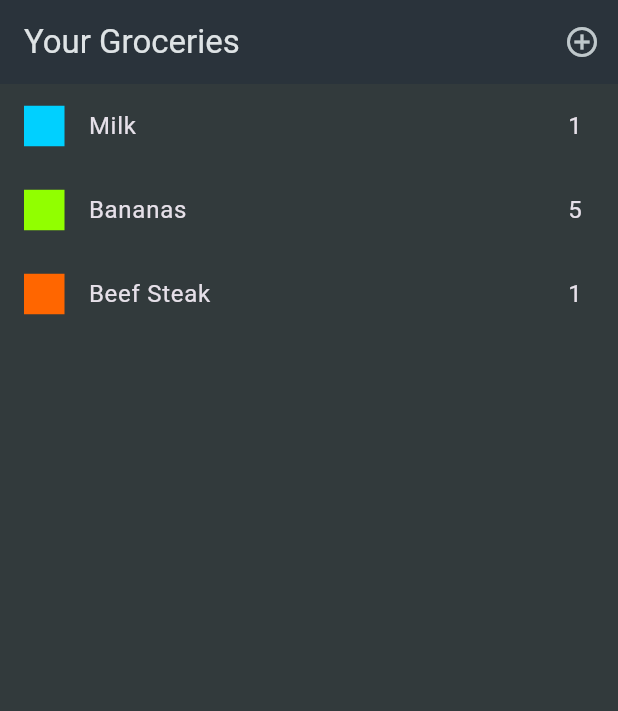
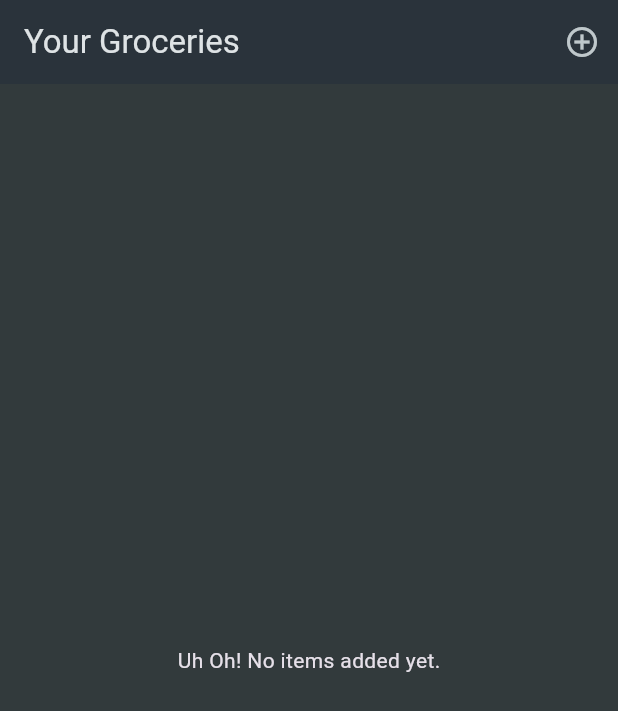
Before and after one commit to Riddhi887/Shopping_List, a Flutter app: the screen it shows after launch, on a phone screen of 412 x 824 dp. Shown: the top 711 px of the screen. Run offline on Flutter 3.47's test engine with Material 3 defaults, Android fonts, the phone set to English and light mode, and no system bars.

Commit message:
Extracting form data, saving the data , started with backend

```diff
--- a/lib/data/dummy_items.dart
+++ /dev/null
@@ -1,24 +0,0 @@
-import 'package:shopping_list/models/grocery_items.dart';
-import 'package:shopping_list/models/category.dart';
-import 'package:shopping_list/data/categories.dart';
-
-final groceryItems = [
-  GroceryItem(
-    id: 'a',
-    name: 'Milk',
-    quantity: 1,
-    category: categories[Categories.dairy]!,
-  ),
-  GroceryItem(
-    id: 'b',
-    name: 'Bananas',
-    quantity: 5,
-    category: categories[Categories.fruit]!,
-  ),
-  GroceryItem(
-    id: 'c',
-    name: 'Beef Steak',
-    quantity: 1,
-    category: categories[Categories.meat]!,
-  ),
-];
--- a/lib/widgets/grocery_list.dart
+++ b/lib/widgets/grocery_list.dart
@@ -1,5 +1,5 @@
 import 'package:flutter/material.dart';
-import 'package:shopping_list/data/dummy_items.dart';
+import 'package:shopping_list/models/grocery_items.dart';
 import 'package:shopping_list/widgets/new_item.dart';
 
 class GroceryList extends StatefulWidget {
@@ -10,14 +10,73 @@ class GroceryList extends StatefulWidget {
 }
 
 class _GroceryListState extends State<GroceryList> {
-  void _addItem() {
-    Navigator.of(context).push(MaterialPageRoute(builder: (ctx) => const NewItem(),
-    ),
-    );
+  final List<GroceryItem> _groceryItem = [];
+
+  //gwt item to the empty list from the ui data use async and await
+  void _addItem() async {
+    final newItem = await Navigator.of(
+      context,
+    ).push<GroceryItem>(MaterialPageRoute(builder: (ctx) => const NewItem()));
+
+    if (newItem == null) {
+      return;
+    }
+
+    //add the synced item from ui to list and change the state or update the UI using the setState
+    setState(() {
+      _groceryItem.add(newItem);
+    });
+  }
+
+  void removeItem(GroceryItem item) {
+    setState(() {
+      _groceryItem.remove(item);
+    });
   }
 
   @override
   Widget build(BuildContext context) {
+    //if no items are added
+    Widget content = const Center(child: Text('Uh Oh! No items added yet.'));
+
+    //if the items are added
+    if (_groceryItem.isNotEmpty) {
+      //ListView is use to build optimise list and List Tile provide Optimised way to display data
+      //a flag telling which item velongs to which category
+
+      content = ListView.builder(
+        itemCount: _groceryItem.length, //to go through all items on the list,
+        itemBuilder: (ctx, index) =>
+
+            //Dismissible to swipe the items out or delete it takes value key to uniquely identify each item
+            Dismissible(
+              onDismissed: (direction) {
+                removeItem(_groceryItem[index]);
+              },
+              key: ValueKey(_groceryItem[index].id),
+
+              child: ListTile(
+                title: Text(
+                  _groceryItem[index].name,
+                  style: Theme.of(context).textTheme.bodyLarge,
+                ),
+                leading: Container(
+                  width: 27,
+                  height: 27,
+                  color: _groceryItem[index]
+                      .category
+                      .color, //get the color of specific category from the category file
+                ),
+
+                trailing: Text(
+                  _groceryItem[index].quantity.toString(),
+                  style: Theme.of(context).textTheme.bodyLarge,
+                ),
+                //to display the quantity
+              ),
+            ),
+      );
+    }
     return Scaffold(
       appBar: AppBar(
         title: const Text('Your Groceries'),
@@ -30,30 +89,7 @@ class _GroceryListState extends State<GroceryList> {
         ],
       ),
 
-      //ListView is use to build optimise list and List Tile provide Optimised way to display data
-      //a flag telling which item velongs to which category
-      body: ListView.builder(
-        itemCount: groceryItems.length, //to go through all items on the list,
-        itemBuilder: (ctx, index) => ListTile(
-          title: Text(
-            groceryItems[index].name,
-            style: Theme.of(context).textTheme.bodyLarge,
-          ),
-          leading: Container(
-            width: 27,
-            height: 27,
-            color: groceryItems[index]
-                .category
-                .color, //get the color of specific category from the category file
-          ),
-
-          trailing: Text(
-            groceryItems[index].quantity.toString(),
-            style: Theme.of(context).textTheme.bodyLarge,
-          ),
-          //to display the quantity
-        ),
-      ),
+      body: content,
     );
   }
 }
--- a/pubspec.yaml
+++ b/pubspec.yaml
@@ -34,6 +34,7 @@ dependencies:
   # The following adds the Cupertino Icons font to your application.
   # Use with the CupertinoIcons class for iOS style icons.
   cupertino_icons: ^1.0.8
+  http: ^1.6.0
 
 dev_dependencies:
   flutter_test:
```
Also changed, not shown: lib/widgets/new_item.dart (+77 -12 lines), pubspec.lock.
